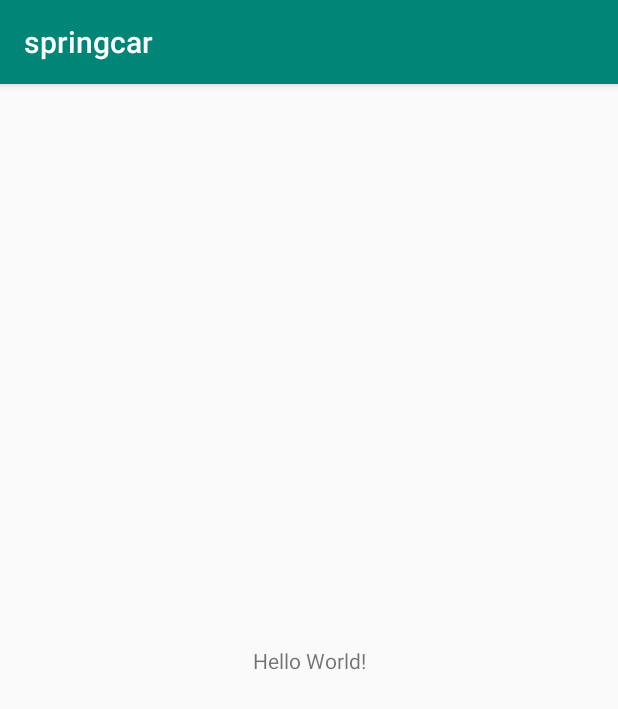
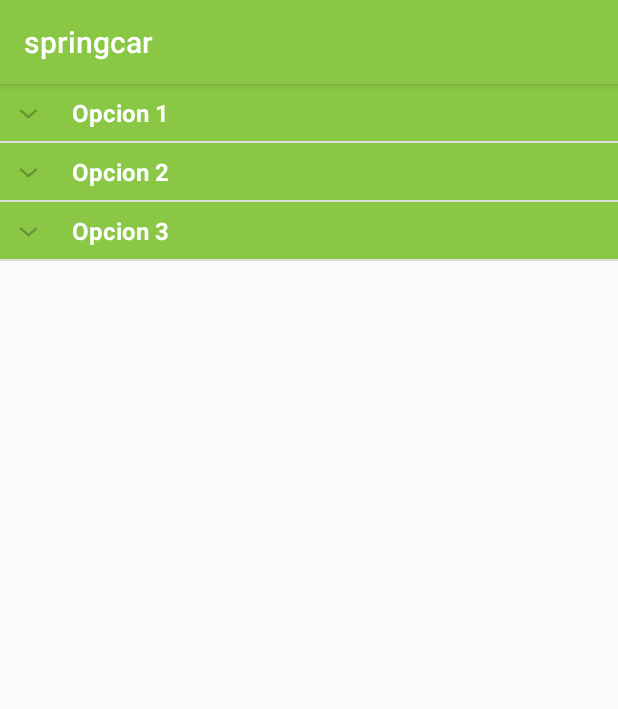
Before and after one commit to NeuZeta/springcar_front, an Android app: the screen it shows after launch (MainActivity), on a phone screen of 412 x 824 dp. Shown: the top 709 px of the screen. Run offline under Robolectric (Android 15) with nearby library versions, the light colour scheme and no system bars.

Commit message:
expandable list view test

```diff
--- a/app/src/main/java/com/nzsoft/springcar/MainActivity.java
+++ b/app/src/main/java/com/nzsoft/springcar/MainActivity.java
@@ -2,12 +2,60 @@ package com.nzsoft.springcar;
 
 import android.support.v7.app.AppCompatActivity;
 import android.os.Bundle;
+import android.widget.ExpandableListView;
+
+
+import com.nzsoft.springcar.adapters.ExpandableListAdapter;
+
+import java.util.ArrayList;
+import java.util.HashMap;
+import java.util.List;
+import java.util.Map;
 
 public class MainActivity extends AppCompatActivity {
+
+    private ExpandableListView listView;
+    private ExpandableListAdapter adapter;
+    private List<String> listDataHeaders;
+    private Map<String, List<String>> listHashmap;
 
     @Override
     protected void onCreate(Bundle savedInstanceState) {
         super.onCreate(savedInstanceState);
         setContentView(R.layout.activity_main);
+
+        initData();
+
+        listView = (ExpandableListView) findViewById(R.id.levelExp);
+        adapter = new ExpandableListAdapter(this, listDataHeaders, listHashmap);
+        listView.setAdapter(adapter);
+    }
+
+    private void initData() {
+
+        listDataHeaders = new ArrayList<>();
+        listDataHeaders.add("Opcion 1");
+        listDataHeaders.add("Opcion 2");
+        listDataHeaders.add("Opcion 3");
+
+        List<String> opciones1 = new ArrayList<>();
+        opciones1.add("SubOpcion 1");
+
+        List<String> opciones2 = new ArrayList<>();
+        opciones2.add("SubOpcion 1");
+        opciones2.add("SubOpcion 2");
+        opciones2.add("SubOpcion 3");
+
+        List<String> opciones3 = new ArrayList<>();
+        opciones3.add("SubOpcion 1");
+        opciones3.add("SubOpcion 2");
+
+
+        listHashmap = new HashMap<>();
+        listHashmap.put(listDataHeaders.get(0), opciones1);
+        listHashmap.put(listDataHeaders.get(1), opciones2);
+        listHashmap.put(listDataHeaders.get(2), opciones3);
+
+
     }
 }
--- /dev/null
+++ b/app/src/main/java/com/nzsoft/springcar/adapters/ExpandableListAdapter.java
@@ -0,0 +1,98 @@
+package com.nzsoft.springcar.adapters;
+
+import android.content.Context;
+import android.graphics.Typeface;
+import android.view.LayoutInflater;
+import android.view.View;
+import android.view.ViewGroup;
+import android.widget.BaseExpandableListAdapter;
+import android.widget.TextView;
+
+import com.nzsoft.springcar.R;
+
+import java.util.List;
+import java.util.Map;
+
+public class ExpandableListAdapter extends BaseExpandableListAdapter {
+
+    private Context context;
+    private List<String> listDataHeaders;
+    private Map<String, List<String>> listHashmap;
+
+    public ExpandableListAdapter(Context context, List<String> listDataHeaders, Map<String, List<String>> listHashmap) {
+        this.context = context;
+        this.listDataHeaders = listDataHeaders;
+        this.listHashmap = listHashmap;
+    }
+
+    @Override
+    public int getGroupCount() {
+        return listDataHeaders.size();
+    }
+
+    @Override
+    public int getChildrenCount(int i) {
+        return listHashmap.get(listDataHeaders.get(i)).size();
+    }
+
+    @Override
+    public Object getGroup(int i) {
+        return listDataHeaders.get(i);
+    }
+
+    @Override
+    public Object getChild(int groupPosition, int childPosition) {
+        return listHashmap.get(listDataHeaders.get(groupPosition)).get(childPosition);
+    }
+
+    @Override
+    public long getGroupId(int groupPosition) {
+        return groupPosition;
+    }
+
+    @Override
+    public long getChildId(int groupPosition, int childPosition) {
+        return childPosition;
+    }
+
+    @Override
+    public boolean hasStableIds() {
+        return false;
+    }
+
+    @Override
+    public View getGroupView(int groupPosition, boolean isExpanded, View view, ViewGroup parent) {
+        String headerTitle = (String) getGroup(groupPosition);
+
+        if (view == null){
+            LayoutInflater inflater = (LayoutInflater) this.context.getSystemService(Context.LAYOUT_INFLATER_SERVICE);
+            view = inflater.inflate(R.layout.list_group, null);
+        }
+
+        TextView lv1ListHeader = (TextView) view.findViewById(R.id.id1ListHeader);
+        lv1ListHeader.setTypeface(null, Typeface.BOLD);
+        lv1ListHeader.setText(headerTitle);
+
+        return view;
+    }
+
+    @Override
+    public View getChildView(int groupPosition, int childPosition, boolean isLastChild, View view, ViewGroup parent) {
+        final String childText = (String) getChild(groupPosition, childPosition);
+
+        if (view == null){
+            LayoutInflater inflater = (LayoutInflater) this.context.getSystemService(Context.LAYOUT_INFLATER_SERVICE);
+            view = inflater.inflate(R.layout.list_item, null);
+        }
+
+        TextView textListChild = (TextView) view.findViewById(R.id.id1ListItem);
+        textListChild.setText(childText);
+
+        return view;
+    }
+
+    @Override
+    public boolean isChildSelectable(int groupPosition, int childPosition) {
+        return true;
+    }
+}
--- a/app/src/main/res/layout/activity_main.xml
+++ b/app/src/main/res/layout/activity_main.xml
@@ -6,13 +6,9 @@
     android:layout_height="match_parent"
     tools:context=".MainActivity">
 
-    <TextView
-        android:layout_width="wrap_content"
-        android:layout_height="wrap_content"
-        android:text="Hello World!"
-        app:layout_constraintBottom_toBottomOf="parent"
-        app:layout_constraintLeft_toLeftOf="parent"
-        app:layout_constraintRight_toRightOf="parent"
-        app:layout_constraintTop_toTopOf="parent" />
+    <ExpandableListView
+        android:id="@+id/levelExp"
+        android:layout_width="match_parent"
+        android:layout_height="match_parent"></ExpandableListView>
 
 </android.support.constraint.ConstraintLayout>
--- /dev/null
+++ b/app/src/main/res/layout/list_group.xml
@@ -0,0 +1,17 @@
+<?xml version="1.0" encoding="utf-8"?>
+<LinearLayout xmlns:android="http://schemas.android.com/apk/res/android"
+    android:orientation="vertical"
+    android:padding="8dp"
+    android:background="@color/colorPrimary"
+    android:layout_width="match_parent"
+    android:layout_height="wrap_content">
+
+    <TextView
+        android:id="@+id/id1ListHeader"
+        android:layout_width="match_parent"
+        android:layout_height="wrap_content"
+        android:paddingLeft="?android:attr/expandableListPreferredItemPaddingLeft"
+        android:textSize="16dp"
+        android:textColor="@android:color/white"/>
+
+</LinearLayout>
--- /dev/null
+++ b/app/src/main/res/layout/list_item.xml
@@ -0,0 +1,16 @@
+<?xml version="1.0" encoding="utf-8"?>
+<LinearLayout xmlns:android="http://schemas.android.com/apk/res/android"
+    android:orientation="vertical"
+    android:layout_width="match_parent"
+    android:layout_height="match_parent">
+
+    <TextView
+        android:id="@+id/id1ListItem"
+        android:textSize="16dp"
+        android:paddingTop="5dp"
+        android:paddingBottom="5dp"
+        android:paddingLeft="?android:attr/expandableListPreferredChildPaddingLeft"
+        android:layout_width="match_parent"
+        android:layout_height="wrap_content" />
+
+</LinearLayout>
--- a/app/src/main/res/values/colors.xml
+++ b/app/src/main/res/values/colors.xml
@@ -1,6 +1,6 @@
 <?xml version="1.0" encoding="utf-8"?>
 <resources>
-    <color name="colorPrimary">#008577</color>
+    <color name="colorPrimary">#89c745</color>
     <color name="colorPrimaryDark">#00574B</color>
     <color name="colorAccent">#D81B60</color>
 </resources>
```
